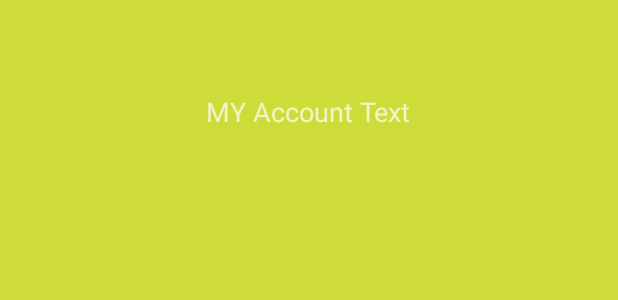
After one commit to marianosalvetti/myAppExample, an Android app: the layout myaccountfragment.xml on its own in the app's theme, with its tools: preview values and no code run, on a phone screen of 412 x 824 dp. The commit adds this screen. Shown: the top 300 px of the screen. Run offline under Robolectric (Android 15) with nearby library versions, the phone set to English and light mode, and no system bars.

Commit message:
Stable version of the Navigation Drawer with 4 simples Fragments.

```diff
--- a/mobile/src/main/java/com/appexample/marianosalvetti/com/myappexample/slidemenu/NavigationDrawerAdapter.java
+++ b/mobile/src/main/java/com/appexample/marianosalvetti/com/myappexample/slidemenu/NavigationDrawerAdapter.java
@@ -77,7 +77,6 @@ public class NavigationDrawerAdapter extends RecyclerView.Adapter<NavigationDraw
 
         //TODO: selected menu position, change layout accordingly
         if (mSelectedPosition == i || mTouchedPosition == i) {
-        //    viewHolder.itemView.setBackgroundColor(viewHolder.itemView.getContext().getResources().getColor(R.color.selected_gray));
             viewHolder.itemView.setBackgroundColor(viewHolder.itemView.getContext().getResources().getColor(R.color.selected_gray));
         } else {
             viewHolder.itemView.setBackgroundColor(Color.TRANSPARENT);
--- /dev/null
+++ b/mobile/src/main/res/layout/myaccountfragment.xml
@@ -0,0 +1,20 @@
+<?xml version="1.0" encoding="utf-8"?>
+<RelativeLayout xmlns:android="http://schemas.android.com/apk/res/android"
+    android:orientation="vertical"
+    android:layout_width="match_parent"
+    android:layout_height="match_parent" android:background="@color/myAccentColor">
+
+
+
+
+    <TextView
+        android:layout_width="wrap_content"
+        android:layout_height="wrap_content"
+        android:textAppearance="?android:attr/textAppearanceMedium"
+        android:text="MY Account Text"
+        android:id="@+id/textView2"
+        android:layout_alignParentTop="true"
+        android:layout_centerHorizontal="true"
+        android:layout_marginTop="62dp" />
+
+</RelativeLayout>
--- a/mobile/src/main/res/values-large/refs.xml
+++ b/mobile/src/main/res/values-large/refs.xml
@@ -7,6 +7,6 @@
     For more on layout aliases, see:
     http://developer.android.com/training/multiscreen/screensizes.html#TaskUseAliasFilters
     -->
-    <item name="fragment_item" type="layout">@layout/fragment_item_grid</item>
+
 
 </resources>
--- a/mobile/src/main/res/values-sw600dp/refs.xml
+++ b/mobile/src/main/res/values-sw600dp/refs.xml
@@ -7,6 +7,6 @@
     For more on layout aliases, see:
     http://developer.android.com/training/multiscreen/screensizes.html#TaskUseAliasFilters
     -->
-    <item name="fragment_item" type="layout">@layout/fragment_item_grid</item>
+
 
 </resources>
--- a/mobile/src/main/res/values/refs.xml
+++ b/mobile/src/main/res/values/refs.xml
@@ -7,6 +7,6 @@
     For more on layout aliases, see:
     http://developer.android.com/training/multiscreen/screensizes.html#TaskUseAliasFilters
     -->
-    <item name="fragment_item" type="layout">@layout/fragment_item_list</item>
+
 
 </resources>
--- a/mobile/src/main/res/values/strings.xml
+++ b/mobile/src/main/res/values/strings.xml
@@ -1,5 +1,5 @@
 <resources>
-    <string name="app_name">Material Application</string>
+    <string name="app_name">My App Example</string>
     <string name="drawer_open">Menu opened</string>
     <string name="drawer_close">Menu closed</string>
     <string name="action_settings">Settings</string>
```
Also changed, not shown: mobile/src/main/java/com/appexample/marianosalvetti/com/myappexample/activities/MainActivity.java (+28 -6 lines), mobile/src/main/java/com/appexample/marianosalvetti/com/myappexample/fragments/MyAccountFragment.java (added, +36 -0 lines), mobile/src/main/java/com/appexample/marianosalvetti/com/myappexample/fragments/SearchFragment.java (added, +36 -0 lines), mobile/src/main/java/com/appexample/marianosalvetti/com/myappexample/fragments/SettingsFragment.java (added, +31 -0 lines), mobile/src/main/res/layout/fragment_item_grid.xml (deleted, +0 -13 lines), mobile/src/main/res/layout/fragment_item_list.xml (deleted, +0 -13 lines), mobile/src/main/res/layout/searchfragment.xml (added, +12 -0 lines), mobile/src/main/res/layout/settingsfragment.xml (added, +18 -0 lines).
